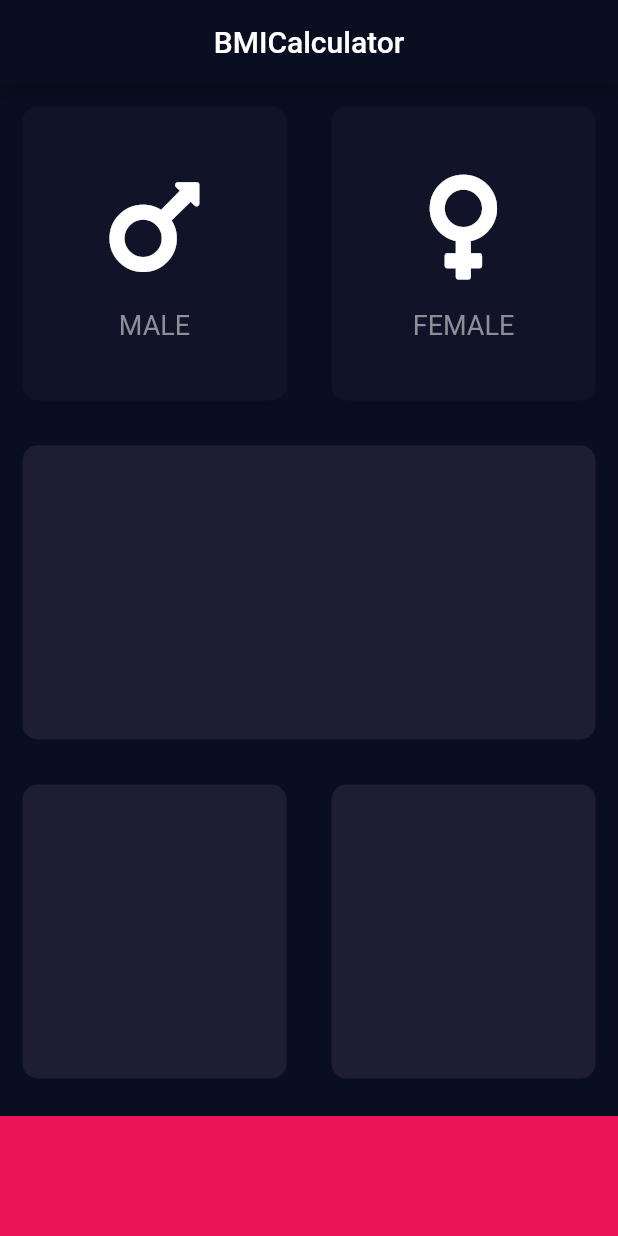
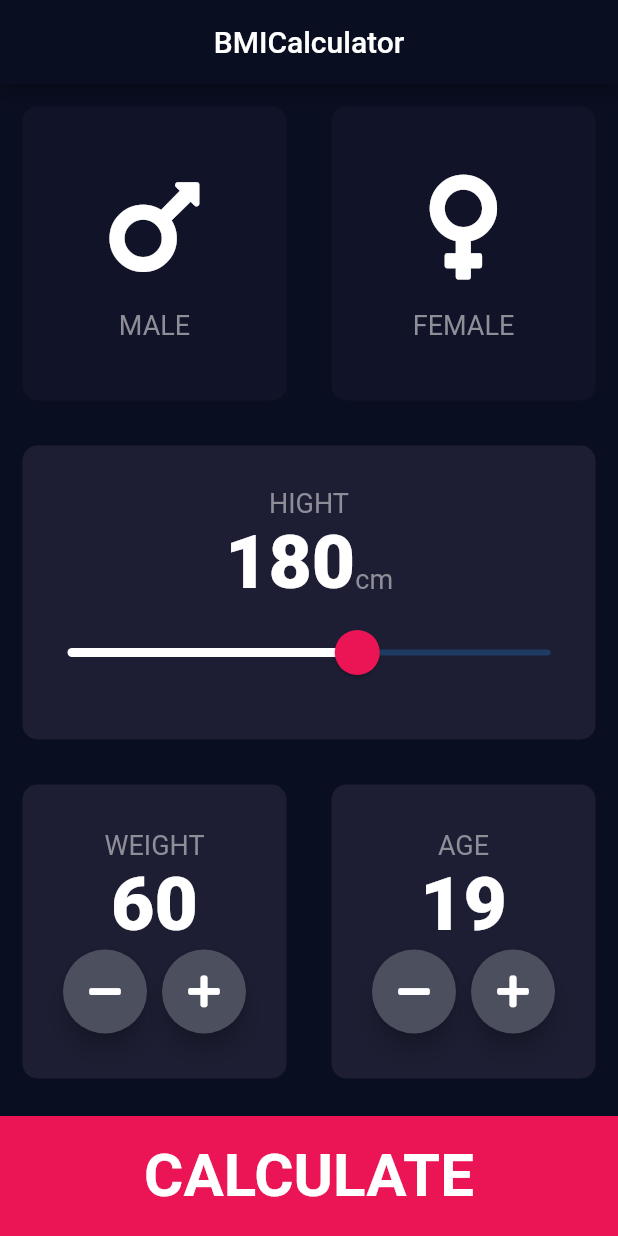
Before and after one commit to impruthvi/BMI-Calculator, a Flutter app: the screen it shows after launch, on a phone screen of 412 x 824 dp. Run offline on Flutter 3.47's test engine with Material 2 defaults, Android fonts, the phone set to English and light mode, and no system bars; our stand-ins replace font_awesome_flutter.

Commit message:
Completely done👍👍

```diff
--- /dev/null
+++ b/lib/components/BOUTTOM_BUTTON.dart
@@ -0,0 +1,24 @@
+import 'package:flutter/material.dart';
+import '../constants.dart';
+
+class Bottombutton extends StatelessWidget {
+  Bottombutton({this.bouttomTital,this.onTap});
+
+  final Function onTap;
+  final String bouttomTital;
+
+  @override
+  Widget build(BuildContext context) {
+    return GestureDetector(
+      onTap: onTap,
+      child: Container(
+        child: Center(child: Text(bouttomTital,style: kLargeButtonTextStyle,)),
+        color: kBottomContainerColor,
+        width: double.infinity,
+        height: KBottomContainerHight ,
+        margin: EdgeInsets.only(top: 10),
+        //padding: EdgeInsets.only(bottom: 10.0),
+      ),
+    );
+  }
+}
--- /dev/null
+++ b/lib/components/CalculatorLogic.dart
@@ -0,0 +1,33 @@
+import 'dart:math';
+
+class CalculatorLogic {
+  CalculatorLogic({this.weight, this.height});
+  final int height;
+  final int weight;
+  double _bmi;
+
+  String calculateBMI() {
+    _bmi = weight / pow(height / 100, 2);
+    return _bmi.toStringAsFixed(1);
+  }
+
+  String getResult() {
+    if (_bmi >= 25) {
+      return 'Overweight';
+    } else if (_bmi > 18.5) {
+      return 'Normal';
+    } else {
+      return 'Underweight';
+    }
+  }
+
+  String getInterpretation() {
+    if (_bmi >= 25) {
+      return 'You have a higher than normal body weight. Try to exercise more.';
+    } else if (_bmi >= 18.5) {
+      return 'You have a normal body weight. Good job!';
+    } else {
+      return 'You have a lower than normal body weight. You can eat a bit more.';
+    }
+  }
+}
--- a/lib/icon_content.dart
+++ b/lib/components/icon_content.dart
@@ -1,8 +1,5 @@
 import 'package:flutter/material.dart';
-const laletaxtStyle = TextStyle(
-    fontSize: 18.0,color: Color(0xff8d8e98)
-);
-
+import '../constants.dart';
 class IconContain extends StatelessWidget {
 
   IconContain({this.lable,this.icon});
@@ -22,7 +19,7 @@ class IconContain extends StatelessWidget {
         SizedBox(
           height: 15.0,
         ),
-        Text(lable,style:laletaxtStyle)
+        Text(lable,style:kLabletaxtStyle)
 
       ],
     );
--- a/lib/reusable_card.dart
+++ b/lib/components/reusable_card.dart
@@ -1,7 +1,6 @@
 import 'package:flutter/material.dart';
 
-const inactiveCardColor = Color(0xff111328);
-const activeCardColor = Color(0xff1d1e33);
+
 class ReusableCard extends StatelessWidget {
 
   ReusableCard({this.colour,this.cardChild,this.onPrase});
--- /dev/null
+++ b/lib/components/round_icon_button.dart
@@ -0,0 +1,26 @@
+import 'package:flutter/material.dart';
+
+
+class RoundIconButton extends StatelessWidget {
+  RoundIconButton({@required this.icone,@required this.onPrassed});
+  final IconData icone;
+  final Function onPrassed;
+
+
+  @override
+  Widget build(BuildContext context) {
+    return RawMaterialButton(
+      child: Icon(icone),
+      elevation: 6.0,
+      onPressed: onPrassed,
+      constraints: BoxConstraints.tightFor(
+        width: 56.0,
+        height: 56.0,
+      ),
+      shape: CircleBorder(),
+      fillColor: Color(0xff4c4f5e),
+
+
+    );
+  }
+}
--- /dev/null
+++ b/lib/constants.dart
@@ -0,0 +1,42 @@
+import 'package:flutter/material.dart';
+
+const KBottomContainerHight  = 80.0;
+const kActiveCardColor = Color(0xff1d1e33);
+const kInactiveCardColor = Color(0xff111328);
+const kBottomContainerColor = Color(0xffeb1555);
+const kLabletaxtStyle = TextStyle(
+    fontSize: 18.0,color: Color(0xff8d8e98)
+);
+
+const kNumberTextStyle = TextStyle(
+  fontSize: 50.0,
+fontWeight: FontWeight.w900
+);
+
+const kLargeButtonTextStyle = TextStyle(
+    fontSize: 40.0,
+    fontWeight: FontWeight.bold
+);
+
+const kTiatalTextStyle = TextStyle(
+    fontSize: 50.0,
+    fontWeight: FontWeight.bold
+);
+
+const kresultTextStyle = TextStyle(
+  color: Color(0xff24d876),
+    fontSize: 22.0,
+    fontWeight: FontWeight.bold
+);
+
+
+const kBMItTextStyle = TextStyle(
+    color: Color(0xff24d876),
+    fontSize: 100.0,
+    fontWeight: FontWeight.bold
+);
+
+const kBodyTextStyle = TextStyle(
+    fontSize: 22.0,
+
+);
--- a/lib/inpute_page.dart
+++ /dev/null
@@ -1,91 +0,0 @@
-
-
-import 'package:flutter/material.dart';
-import 'package:font_awesome_flutter/font_awesome_flutter.dart';
-import 'icon_content.dart';
-import 'reusable_card.dart';
-
-
-const bottomContainerHight  = 80.0;
-const activeCardColor = Color(0xff1d1e33);
-const inactiveCardColor = Color(0xff111328);
-const bottomContainerColor = Color(0xffeb1555);
-enum Gender {
-  male,
-  female
-}
-
-
-class InputPage extends StatefulWidget {
-  @override
-  _InputPageState createState() => _InputPageState();
-}
-
-class _InputPageState extends State<InputPage> {
-
-  Gender selectedgender;
-
-
-  @override
-  Widget build(BuildContext context) {
-    return Scaffold(
-      appBar: AppBar(
-        title: Center(child: Text("BMICalculator")),
-      ),
-      body: Column(
-        children: <Widget>[
-          Expanded(child: Row(
-            children: <Widget>[
-              Expanded(child: ReusableCard(
-                onPrase: (){
-                  setState(() {
-                    selectedgender = Gender.male;
-                  });
-                },
-                colour: selectedgender == Gender.male ? activeCardColor : inactiveCardColor ,
-
-                cardChild: IconContain(icon: FontAwesomeIcons.mars,lable: "MALE",),
-
-
-              )
-              ),
-              Expanded(child: ReusableCard(
-                onPrase: (){
-                  setState(() {
-                    selectedgender = Gender.female;
-                  });
-                },
-                colour: selectedgender == Gender.female
-                    ? activeCardColor
-                    : inactiveCardColor,
-                cardChild: IconContain(
-                  icon: FontAwesomeIcons.venus,
-                  lable: "FEMALE"
-                ),
-              ))
-            ],
-          )
-          ),
-          Expanded(child: ReusableCard(colour: activeCardColor)),
-          Expanded(child: Row(
-            children: <Widget>[
-              Expanded(child: ReusableCard(colour: activeCardColor)),
-              Expanded(child: ReusableCard(colour:activeCardColor))
-
-            ],
-          )),
-          Container(
-             color: bottomContainerColor,
-            width: double.infinity,
-            height: bottomContainerHight ,
-            margin: EdgeInsets.only(top: 10),
-          ),
-
-
-        ],
-      )
-
-
-    );
-  }
-}
--- a/lib/main.dart
+++ b/lib/main.dart
@@ -1,5 +1,5 @@
 import 'package:flutter/material.dart';
-import 'inpute_page.dart';
+import 'screen/inpute_page.dart';
 
 void main() => runApp(BMICalculator());
 
--- /dev/null
+++ b/lib/screen/inpute_page.dart
@@ -0,0 +1,238 @@
+
+
+import 'package:flutter/cupertino.dart';
+import 'package:flutter/material.dart';
+import 'package:font_awesome_flutter/font_awesome_flutter.dart';
+import '../components/icon_content.dart';
+import '../components/reusable_card.dart';
+import '../constants.dart';
+import 'result_page.dart';
+import '../components/BOUTTOM_BUTTON.dart';
+import '../components/round_icon_button.dart';
+import 'package:bmicalculator/components/CalculatorLogic.dart';
+
+
+enum Gender {
+  male,
+  female
+}
+
+
+class InputPage extends StatefulWidget {
+  @override
+  _InputPageState createState() => _InputPageState();
+}
+
+class _InputPageState extends State<InputPage> {
+
+  Gender selectedgender;
+  int hight = 180;
+  int weight = 60;
+  int age = 19;
+
+
+
+  @override
+  Widget build(BuildContext context) {
+    return Scaffold(
+      appBar: AppBar(
+        title: Center(child: Text("BMICalculator")),
+      ),
+      body: Column(
+        crossAxisAlignment: CrossAxisAlignment.stretch,
+        children: <Widget>[
+          Expanded(child: Row(
+            children: <Widget>[
+              Expanded(child: ReusableCard(
+                onPrase: (){
+                  setState(() {
+                    selectedgender = Gender.male;
+                  });
+                },
+                colour: selectedgender == Gender.male ? kActiveCardColor : kInactiveCardColor ,
+
+                cardChild: IconContain(icon: FontAwesomeIcons.mars,lable: "MALE",),
+
+
+              )
+              ),
+              Expanded(child: ReusableCard(
+                onPrase: (){
+                  setState(() {
+                    selectedgender = Gender.female;
+                  });
+                },
+                colour: selectedgender == Gender.female
+                    ? kActiveCardColor
+                    : kInactiveCardColor,
+                cardChild: IconContain(
+                  icon: FontAwesomeIcons.venus,
+                  lable: "FEMALE"
+                ),
+              ))
+            ],
+          )
+          ),
+          Expanded(child: ReusableCard(
+              colour: kActiveCardColor,
+
+            cardChild: Column(
+              mainAxisAlignment: MainAxisAlignment.center,
+              children: <Widget>[
+                Text(
+                  "HIGHT",style: kLabletaxtStyle,
+                ),
+                Row(
+                  mainAxisAlignment: MainAxisAlignment.center,
+                  crossAxisAlignment: CrossAxisAlignment.baseline,
+                  textBaseline: TextBaseline.alphabetic,
+                  children: <Widget>[
+                    Text(
+                        hight.toString(),
+                        style: kNumberTextStyle,
+                    ),
+                    Text("cm",style: kLabletaxtStyle,)
+                  ],
+                ),
+                SliderTheme(
+
+                  data: SliderTheme.of(context).copyWith(
+                    inactiveTickMarkColor: Color(0xff8d8e98),
+                    activeTrackColor: Colors.white,
+                    thumbColor: Color(0xffeb1555),
+                    overlayColor: Color(0x29eb1555),
+                    thumbShape: RoundSliderThumbShape(enabledThumbRadius: 15.0),
+                    overlayShape: RoundSliderOverlayShape(overlayRadius: 30)
+
+                  ),
+
+                  child: Slider(
+                    value: hight.toDouble(),
+                    min: 120.0,
+                    max: 220.0,
+
+
+
+                    onChanged: (double newValue){
+                      setState(() {
+                        hight = newValue.round();
+                      });
+
+                    },
+
+                  ),
+                )
+              ],
+            ),
+          )
+
+            ),
+          Expanded(child: Row(
+            children: <Widget>[
+              Expanded(child: ReusableCard(colour: kActiveCardColor,
+                cardChild: Column(
+                  mainAxisAlignment: MainAxisAlignment.center,
+                  children: <Widget>[
+                    Text("WEIGHT",style: kLabletaxtStyle,),
+                    Text(
+                        weight.toString(),
+                        style: kNumberTextStyle,
+                    ),
+
+                    Row(
+                      mainAxisAlignment: MainAxisAlignment.center,
+                      children: <Widget>[
+                       RoundIconButton(
+                         onPrassed: (){
+                           setState(() {
+                             weight--;
+                           });
+                         },
+                         icone: FontAwesomeIcons.minus,
+                       ),
+                        SizedBox(
+                          width: 10.0,
+                        ),
+                       RoundIconButton(
+                         onPrassed: (){
+                           setState(() {
+                             weight++;
+                           });
+                         },
+                         icone: FontAwesomeIcons.plus,
+                       )
+                      ],
+                    )
+
+
+                  ],
+                ),
+              ),
+
+
+              ),
+              Expanded(
+                child: ReusableCard(
+                    colour: kActiveCardColor,
+                  cardChild: Column(
+                    mainAxisAlignment: MainAxisAlignment.center,
+                    children: <Widget>[
+                      Text("AGE",style: kLabletaxtStyle,),
+                      Text(age.toString(),style: kNumberTextStyle,),
+
+                      Row(
+                        mainAxisAlignment: MainAxisAlignment.center,
+                        children: <Widget>[
+                          RoundIconButton(
+                            onPrassed: (){
+                              setState(() {
+                                age--;
+                              });
+                            },
+                            icone: FontAwesomeIcons.minus,
+                          ),
+                          SizedBox(
+                            width: 10.0,
+                          ),
+                          RoundIconButton(
+                            onPrassed: (){
+                              setState(() {
+                                age++;
+                              });
+                            },
+                            icone: FontAwesomeIcons.plus,
+                          )
+                        ],
+
+                      )
+
+                    ],
+                  ),
+                )
+                ,)
+
+            ],
+          )),
+          Bottombutton(
+            bouttomTital: 'CALCULATE',
+
+            onTap: (){
+              CalculatorLogic calc =
+              new CalculatorLogic(height: hight, weight: weight);
+
+              Navigator.push(context, MaterialPageRoute(builder: (context) => ResultsPage(
+                  bmiResult: calc.calculateBMI(),
+                  interpretation: calc.getInterpretation(),
+                  resultText: calc.getResult()
+              )));
+            },
+          ),
+
+
+        ],
+      )
+
+
+    );
+  }
+}
```
Also changed, not shown: lib/screen/result_page.dart (added, +55 -0 lines).
